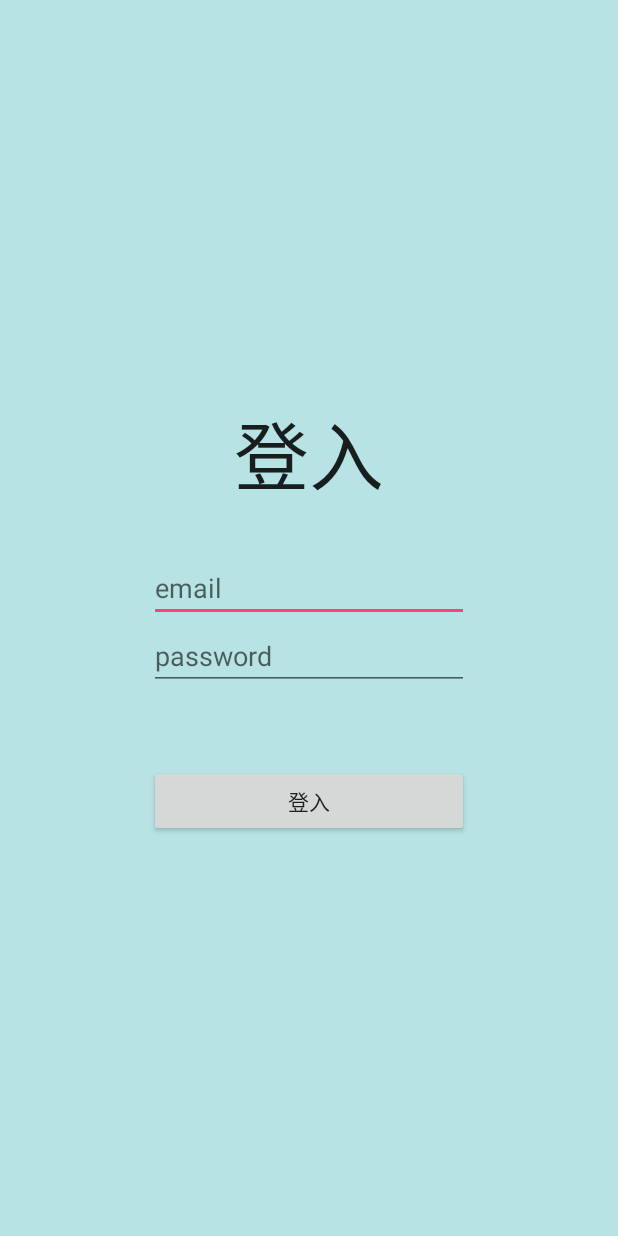
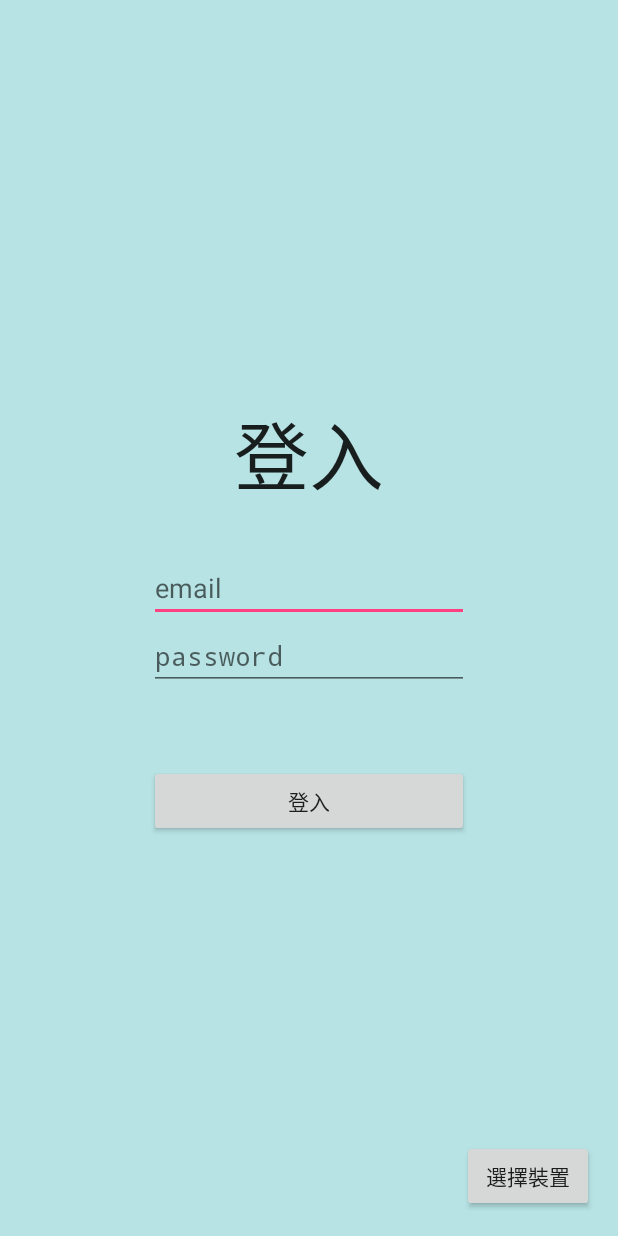
Before and after one commit to zzdanny/conlab_e-burner, an Android app: the screen it shows after launch (LoginActivity), on a phone screen of 412 x 824 dp. Run offline under Robolectric (Android 15) with nearby library versions, the phone set to English and light mode, and no system bars.

Commit message:
Auto remember default bluetooth device. Default device can be changed by clicking SelectDevice button in LoginActivity.

```diff
--- /dev/null
+++ b/app/src/main/java/tw/ntust/e_burner/activity/BaseActivity.java
@@ -0,0 +1,46 @@
+package tw.ntust.e_burner.activity;
+
+import android.app.Activity;
+import android.content.SharedPreferences;
+import android.os.Bundle;
+import android.preference.PreferenceManager;
+
+public class BaseActivity extends Activity {
+    protected SharedPreferences mPrefs;
+//    private String btAddr = "";
+
+    protected void onCreate(Bundle savedInstanceState) {
+        super.onCreate(savedInstanceState);
+
+        // init
+        mPrefs = PreferenceManager.getDefaultSharedPreferences(getApplicationContext());
+    }
+
+//    @Override
+//    public boolean onCreateOptionsMenu(Menu menu) {
+//        // Inflate the menu; this adds items to the action bar if it is present.
+//        getMenuInflater().inflate(R.menu.menu_general, menu);
+//        return true;
+//    }
+//
+//    public boolean onOptionsItemSelected(MenuItem item) {
+//        switch (item.getItemId()) {
+//            case R.id.action_selectDevice:
+//                startActivityForResult(new Intent(this, SelectDevice.class),Constants. REQUEST_SELECT_DEVICE);
+//                break;
+//        }
+//        return true;
+//    }
+//
+//    @Override
+//    protected void onActivityResult(int requestCode, int resultCode, Intent data) {
+//        if (requestCode == REQUEST_SELECT_DEVICE && data != null) {
+//            btAddr = data.getStringExtra(SelectDevice.EXTRA_ADDRESS); //receive the address of the bluetooth device
+//            if (btAddr != null) {
+//                // set selected bluetooth device address to default
+//                mPrefs.edit().putString(Constants.PREF_DEFAULT_BT_DEVICE, btAddr).commit();
+//            }
+//        }
+//    }
+
+}
--- a/app/src/main/java/tw/ntust/e_burner/activity/ChooseActivity.java
+++ b/app/src/main/java/tw/ntust/e_burner/activity/ChooseActivity.java
@@ -3,6 +3,8 @@
 import android.app.Activity;
 import android.content.Intent;
 import android.os.Bundle;
+import android.view.Menu;
+import android.view.MenuItem;
 import android.view.View;
 import android.widget.Button;
 import android.widget.ImageView;
@@ -16,7 +18,7 @@
 import tw.ntust.e_burner.components.AmountItem;
 import tw.ntust.e_burner.components.AmountListAdapter;
 
-public class ChooseActivity extends Activity {
+public class ChooseActivity extends BaseActivity {
 
     private int remainingAncestor, remainingEmperor;
     private ArrayList<AmountItem> amountItems;
--- a/app/src/main/java/tw/ntust/e_burner/activity/LoginActivity.java
+++ b/app/src/main/java/tw/ntust/e_burner/activity/LoginActivity.java
@@ -7,10 +7,13 @@
 import android.widget.Button;
 
 import tw.ntust.e_burner.R;
+import tw.ntust.e_burner.app.Constants;
 
-public class LoginActivity extends AppCompatActivity {
+public class LoginActivity extends BaseActivity {
 
     private Button btnLogin;
+    private Button btnSelectDevice;
+    private String btAddr = "";
 
     @Override
     protected void onCreate(Bundle savedInstanceState) {
@@ -21,6 +24,7 @@
 
     private void initComponents() {
         btnLogin = (Button) findViewById(R.id.main_btnLogin);
+        btnSelectDevice = (Button) findViewById(R.id.main_btnSelectDevice);
 
         btnLogin.setOnClickListener(new View.OnClickListener() {
             @Override
@@ -29,6 +33,24 @@
                 finish();
             }
         });
+
+        btnSelectDevice.setOnClickListener(new View.OnClickListener() {
+            @Override
+            public void onClick(View view) {
+                startActivityForResult(new Intent(LoginActivity.this, SelectDevice.class), Constants.REQUEST_SELECT_DEVICE);
+            }
+        });
+    }
+
+    @Override
+    protected void onActivityResult(int requestCode, int resultCode, Intent data) {
+        if (requestCode == Constants.REQUEST_SELECT_DEVICE && data != null) {
+            btAddr = data.getStringExtra(SelectDevice.EXTRA_ADDRESS); //receive the address of the bluetooth device
+            if (btAddr != null) {
+                // set selected bluetooth device address to default
+                mPrefs.edit().putString(Constants.PREF_DEFAULT_BT_DEVICE, btAddr).commit();
+            }
+        }
     }
 
 }
--- /dev/null
+++ b/app/src/main/java/tw/ntust/e_burner/app/Constants.java
@@ -0,0 +1,6 @@
+package tw.ntust.e_burner.app;
+
+public class Constants {
+    public static final String PREF_DEFAULT_BT_DEVICE = "defbtaddr";
+    public static final int REQUEST_SELECT_DEVICE = 11;
+}
--- a/app/src/main/res/layout/activity_login.xml
+++ b/app/src/main/res/layout/activity_login.xml
@@ -14,7 +14,8 @@
         android:layout_width="wrap_content"
         android:layout_height="wrap_content"
         android:layout_centerVertical="true"
-        android:layout_centerHorizontal="true">
+        android:layout_centerHorizontal="true"
+        android:id="@+id/linearLayout3">
 
         <TextView
             android:layout_width="match_parent"
@@ -51,4 +52,13 @@
             android:layout_marginTop="50sp" />
     </LinearLayout>
 
+    <Button
+        android:layout_width="wrap_content"
+        android:layout_height="wrap_content"
+        android:text="選擇裝置"
+        android:layout_gravity="center_vertical|center_horizontal"
+        android:id="@+id/main_btnSelectDevice"
+        android:layout_alignParentBottom="true"
+        android:layout_alignParentEnd="true"/>
+
 </RelativeLayout>
--- /dev/null
+++ b/app/src/main/res/menu/menu_general.xml
@@ -0,0 +1,7 @@
+<?xml version="1.0" encoding="utf-8"?>
+<menu xmlns:android="http://schemas.android.com/apk/res/android">
+    <item
+        android:id="@+id/action_selectDevice"
+        android:orderInCategory="100"
+        android:title="選擇裝置"/>
+</menu>
```
Also changed, not shown: app/src/main/java/tw/ntust/e_burner/activity/IxBurning.java (+17 -9 lines), app/src/main/java/tw/ntust/e_burner/activity/SelectDevice.java (+10 -2 lines).
